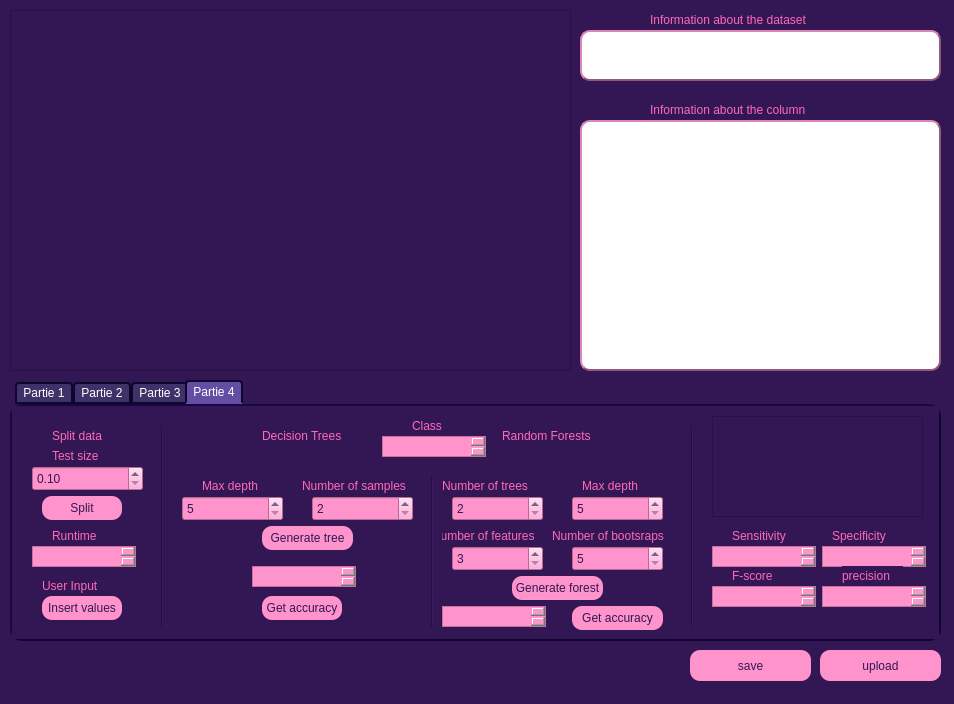
First picture: the form in PROJET_DM.ui, repository super-cinnamon/Projet_DM, before the edit.
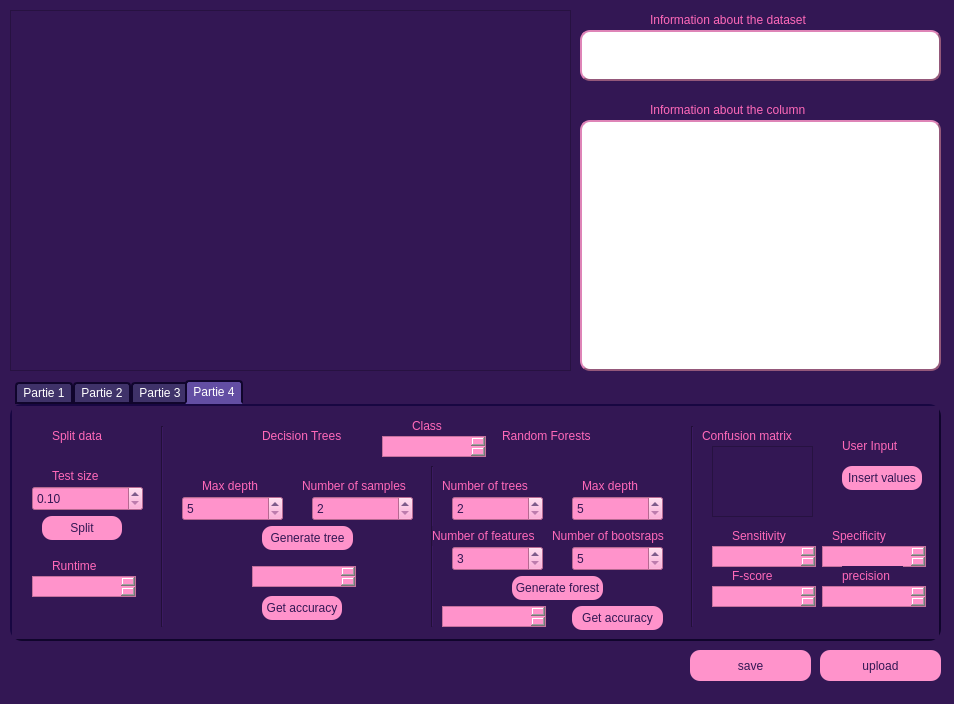
Second picture: the form after the edit. Icons and pictures are not drawn.

What changed in the file:
```diff
--- a/PROJET_DM.ui
+++ b/PROJET_DM.ui
@@ -1551,7 +1551,7 @@
       <property name="geometry">
        <rect>
         <x>20</x>
-        <y>60</y>
+        <y>80</y>
         <width>111</width>
         <height>25</height>
        </rect>
@@ -1574,7 +1574,7 @@
       <property name="geometry">
        <rect>
         <x>40</x>
-        <y>40</y>
+        <y>60</y>
         <width>71</width>
         <height>20</height>
        </rect>
@@ -1591,7 +1591,7 @@
       <property name="geometry">
        <rect>
         <x>30</x>
-        <y>90</y>
+        <y>110</y>
         <width>80</width>
         <height>24</height>
        </rect>
@@ -1920,8 +1920,8 @@
      <widget class="QLabel" name="label_28">
       <property name="geometry">
        <rect>
-        <x>30</x>
-        <y>170</y>
+        <x>830</x>
+        <y>30</y>
         <width>81</width>
         <height>20</height>
        </rect>
@@ -1937,8 +1937,8 @@
      <widget class="QPushButton" name="insertvalues_btn">
       <property name="geometry">
        <rect>
-        <x>30</x>
-        <y>190</y>
+        <x>830</x>
+        <y>60</y>
         <width>80</width>
         <height>24</height>
        </rect>
@@ -1966,7 +1966,7 @@
       <property name="geometry">
        <rect>
         <x>40</x>
-        <y>120</y>
+        <y>150</y>
         <width>71</width>
         <height>20</height>
        </rect>
@@ -1983,7 +1983,7 @@
       <property name="geometry">
        <rect>
         <x>20</x>
-        <y>140</y>
+        <y>170</y>
         <width>104</width>
         <height>21</height>
        </rect>
@@ -2171,7 +2171,7 @@
        <rect>
         <x>290</x>
         <y>70</y>
-        <width>141</width>
+        <width>121</width>
         <height>20</height>
        </rect>
       </property>
@@ -2254,9 +2254,9 @@
       <property name="geometry">
        <rect>
         <x>410</x>
-        <y>70</y>
+        <y>60</y>
         <width>20</width>
-        <height>151</height>
+        <height>161</height>
        </rect>
       </property>
       <property name="orientation">
@@ -2280,15 +2280,75 @@
       <property name="geometry">
        <rect>
         <x>700</x>
-        <y>10</y>
-        <width>211</width>
-        <height>101</height>
+        <y>40</y>
+        <width>101</width>
+        <height>71</height>
        </rect>
       </property>
       <property name="styleSheet">
        <string notr="true"/>
       </property>
      </widget>
+     <widget class="QLabel" name="label_37">
+      <property name="geometry">
+       <rect>
+        <x>690</x>
+        <y>20</y>
+        <width>121</width>
+        <height>20</height>
+       </rect>
+      </property>
+      <property name="styleSheet">
+       <string notr="true">font: 600 11pt &quot;Bahnschrift SemiBold&quot;;
+color: rgb(255, 105, 185);</string>
+      </property>
+      <property name="text">
+       <string>Confusion matrix</string>
+      </property>
+     </widget>
+     <zorder>line_6</zorder>
+     <zorder>label_20</zorder>
+     <zorder>label_21</zorder>
+     <zorder>split_spin</zorder>
+     <zorder>label_22</zorder>
+     <zorder>split_btn</zorder>
+     <zorder>max_depth_tree</zorder>
+     <zorder>label_23</zorder>
+     <zorder>gen_tree</zorder>
+     <zorder>get_accuracy_tree</zorder>
+     <zorder>accuracy_edit</zorder>
+     <zorder>label_24</zorder>
+     <zorder>label_25</zorder>
+     <zorder>label_26</zorder>
+     <zorder>label_27</zorder>
+     <zorder>nb_trees_spin</zorder>
+     <zorder>max_depth_forest</zorder>
+     <zorder>nb_features_forest</zorder>
+     <zorder>gen_forest</zorder>
+     <zorder>acc_forest</zorder>
+     <zorder>get_acc_forest</zorder>
+     <zorder>label_28</zorder>
+     <zorder>insertvalues_btn</zorder>
+     <zorder>label_29</zorder>
+     <zorder>runtime</zorder>
+     <zorder>label_30</zorder>
+     <zorder>label_31</zorder>
+     <zorder>label_32</zorder>
+     <zorder>sensitivity</zorder>
+     <zorder>specificity</zorder>
+     <zorder>fscore</zorder>
+     <zorder>label_33</zorder>
+     <zorder>class_predict</zorder>
+     <zorder>label_34</zorder>
+     <zorder>precision</zorder>
+     <zorder>label_35</zorder>
+     <zorder>nb_samples_spin</zorder>
+     <zorder>label_36</zorder>
+     <zorder>nb_bootstraps</zorder>
+     <zorder>line_5</zorder>
+     <zorder>line_7</zorder>
+     <zorder>matrix</zorder>
+     <zorder>label_37</zorder>
     </widget>
    </widget>
   </widget>
```
